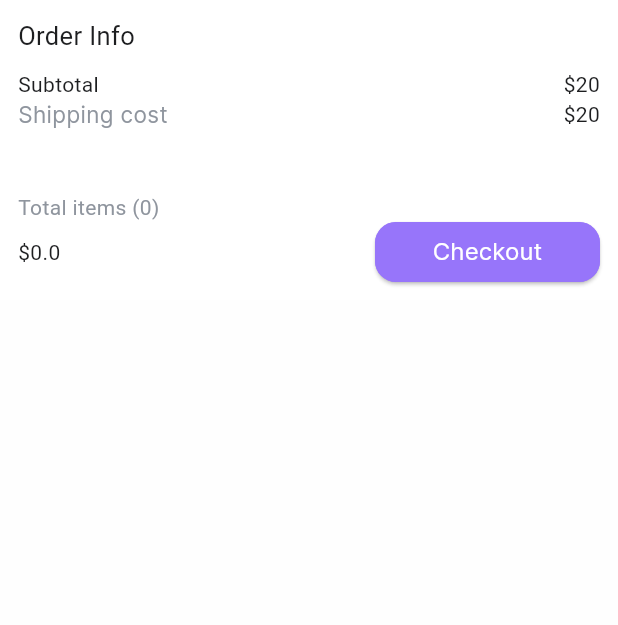
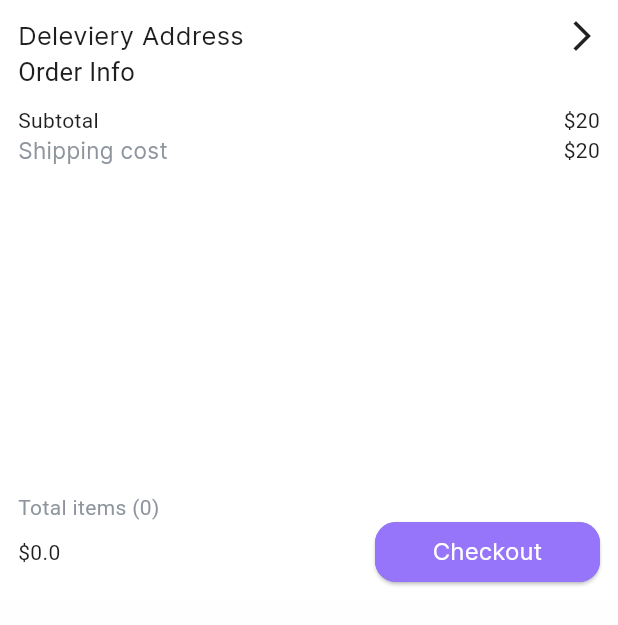
Before and after one commit to 18112001688/EasyMeds, a Flutter app: the CustomBottomSheet widget shown alone on an empty page, opened directly, on a phone screen of 412 x 824 dp. Shown: the top 625 px of the screen. Run offline on Flutter 3.47's test engine with Material 3 defaults, Android fonts, the phone set to English and light mode, and no system bars; our stand-ins replace cloud_firestore, firebase_auth, firebase_core, firebase_storage, flutter_iconly, flutter_spinkit and 7 more; missing offline and left inert: dynamic_height_grid_view, flutter_facebook_auth; accounts and stored records are empty; network calls fail; project files that could hold a hidden picture were left out.

Commit message:
starting to implemnt the address view so that user can put his address

```diff
--- a/lib/core/utlity/app_router.dart
+++ b/lib/core/utlity/app_router.dart
@@ -4,6 +4,7 @@ import 'package:medcs/features/auth/prsentation/views/login_view.dart';
 import 'package:medcs/features/auth/prsentation/views/sign_up_view.dart';
 import 'package:medcs/features/auth/prsentation/views/verify_view.dart';
 import 'package:medcs/features/cart/presentation/views/cart_view.dart';
+import 'package:medcs/features/cart/presentation/views/delivery_address_view.dart';
 import 'package:medcs/features/favourite/presentation/views/wishlist_view.dart';
 import 'package:medcs/features/home/prsentation/views/bottomNavBar_view.dart';
 import 'package:medcs/features/home/prsentation/views/home_view.dart';
@@ -72,6 +73,10 @@ class AppRoute {
         path: '/UploadPrescriptionView',
         builder: (context, state) => const UploadPrescriptionView(),
       ),
+      GoRoute(
+        path: '/DeliveryAdressView',
+        builder: (context, state) => const DeliveryAdressView(),
+      ),
     ],
   );
 }
--- a/lib/core/utlity/custom_loading.dart
+++ b/lib/core/utlity/custom_loading.dart
@@ -9,7 +9,7 @@ class CustomLoadingIndicator extends StatelessWidget {
   Widget build(BuildContext context) {
     return const Center(
       child: SpinKitWave(
-        color: AppColors.secondryPurple,
+        color: AppColors.secondryOrange,
         size: 50.0,
       ),
     );
--- a/lib/features/cart/presentation/widgets/custom_bottom_sheet.dart
+++ b/lib/features/cart/presentation/widgets/custom_bottom_sheet.dart
@@ -1,4 +1,5 @@
 import 'package:flutter/material.dart';
+import 'package:go_router/go_router.dart';
 import 'package:medcs/core/constent/colors.dart';
 import 'package:medcs/core/utlity/styles.dart';
 import 'package:medcs/features/cart/presentation/manger/cart_Provider/cart_provider.dart';
@@ -17,7 +18,7 @@ class CustomBottomSheet extends StatelessWidget {
     final productProvider = Provider.of<ProductProvider>(context);
 
     return Container(
-      height: 200,
+      height: 400,
       decoration: BoxDecoration(
         color: themeProvider.isDarkMode
             ? AppColors.scaffoldDarkMode
@@ -29,6 +30,24 @@ class CustomBottomSheet extends StatelessWidget {
         child: Column(
           crossAxisAlignment: CrossAxisAlignment.start,
           children: [
+            Column(
+              children: [
+                Row(
+                  mainAxisAlignment: MainAxisAlignment.spaceBetween,
+                  children: [
+                    const Text(
+                      'Deleviery Address',
+                      style: StylesLight.bodyLarge17,
+                    ),
+                    GestureDetector(
+                        onTap: () {
+                          GoRouter.of(context).push('/DeliveryAdressView');
+                        },
+                        child: const Icon(Icons.arrow_forward_ios))
+                  ],
+                )
+              ],
+            ),
             Text(
               'Order Info',
               style: TextStyle(
```
Also changed, not shown: lib/features/cart/presentation/views/delivery_address_view.dart (added, +10 -0 lines), lib/features/cart/presentation/widgets/custom_address.dart (added), lib/features/cart/presentation/widgets/custom_city_field.dart (added), lib/features/cart/presentation/widgets/custom_country_name.dart (added), lib/features/cart/presentation/widgets/custom_name_field.dart (added), lib/features/cart/presentation/widgets/custom_phone_number.dart (added), lib/firebase_options.dart.
